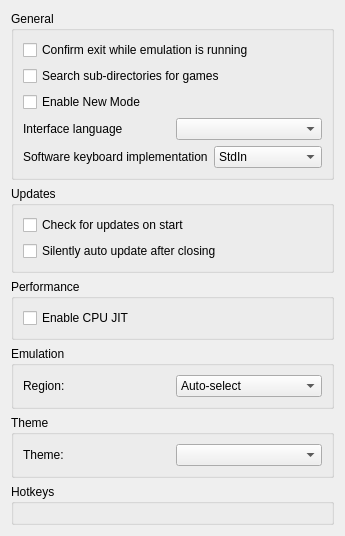
Above: src/citra_qt/configuration/configure_general.ui from grimtnt/citra before the change. Below: the same form after it.
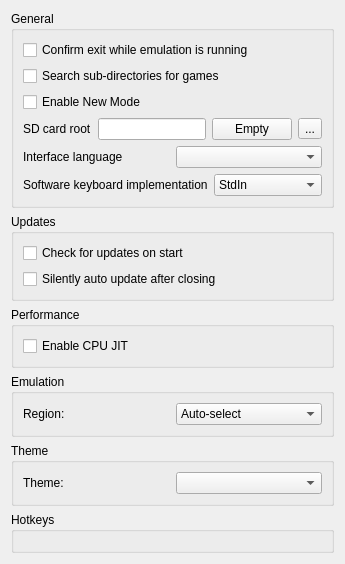
That is the form after the change. Custom widgets are drawn as their Qt base class.

Commit message: settings: add sd card root setting

```diff
--- a/src/citra_qt/configuration/configure_general.ui
+++ b/src/citra_qt/configuration/configure_general.ui
@@ -7,7 +7,7 @@
     <x>0</x>
     <y>0</y>
     <width>345</width>
-    <height>493</height>
+    <height>521</height>
    </rect>
   </property>
   <property name="windowTitle">
@@ -46,7 +46,45 @@
            </widget>
           </item>
           <item>
-           <layout class="QHBoxLayout" name="horizontalLayout_2">
+           <layout class="QHBoxLayout" name="layout_sd_card_root">
+            <item>
+             <widget class="QLabel" name="label_sd_card_root">
+              <property name="text">
+               <string>SD card root</string>
+              </property>
+             </widget>
+            </item>
+            <item>
+             <widget class="QLineEdit" name="sd_card_root">
+              <property name="toolTip">
+               <string>Empty for user directory/sdmc</string>
+              </property>
+              <property name="frame">
+               <bool>true</bool>
+              </property>
+              <property name="readOnly">
+               <bool>true</bool>
+              </property>
+             </widget>
+            </item>
+            <item>
+             <widget class="QPushButton" name="button_sd_card_root_empty">
+              <property name="text">
+               <string>Empty</string>
+              </property>
+             </widget>
+            </item>
+            <item>
+             <widget class="QToolButton" name="button_sd_card_root">
+              <property name="text">
+               <string>...</string>
+              </property>
+             </widget>
+            </item>
+           </layout>
+          </item>
+          <item>
+           <layout class="QHBoxLayout" name="layout_interface_language">
             <item>
              <widget class="QLabel" name="language_label">
               <property name="text">
```
Left out of the diff: 6 changed lines with no effect on the pictures. The commit also changes 6 other files.
